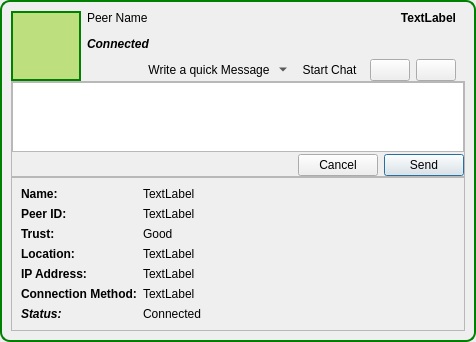
Above: retroshare-gui/src/gui/feeds/PeerItem.ui from RetroShare/RetroShare before the change. Below: the same form after it.
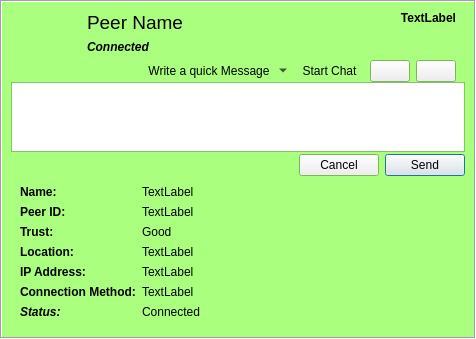
That is the form after the change. Icons and pictures are not drawn. Custom widgets are drawn as their Qt base class.

```diff
--- a/retroshare-gui/src/gui/feeds/PeerItem.ui
+++ b/retroshare-gui/src/gui/feeds/PeerItem.ui
@@ -25,17 +25,51 @@
        <verstretch>0</verstretch>
       </sizepolicy>
      </property>
-     <property name="styleSheet">
-      <string notr="true">QFrame#frame{border: 2px solid green;
-         background-color: qlineargradient(x1: 0, y1: 0, x2: 0, y2: 1,
-                                     stop: 0 #BDDF7D, stop: 1 #649C35);
-border-radius: 10px}</string>
+     <property name="palette">
+      <palette>
+       <active>
+        <colorrole role="Window">
+         <brush brushstyle="SolidPattern">
+          <color alpha="255">
+           <red>170</red>
+           <green>255</green>
+           <blue>127</blue>
+          </color>
+         </brush>
+        </colorrole>
+       </active>
+       <inactive>
+        <colorrole role="Window">
+         <brush brushstyle="SolidPattern">
+          <color alpha="255">
+           <red>170</red>
+           <green>255</green>
+           <blue>127</blue>
+          </color>
+         </brush>
+        </colorrole>
+       </inactive>
+       <disabled>
+        <colorrole role="Window">
+         <brush brushstyle="SolidPattern">
+          <color alpha="255">
+           <red>170</red>
+           <green>255</green>
+           <blue>127</blue>
+          </color>
+         </brush>
+        </colorrole>
+       </disabled>
+      </palette>
+     </property>
+     <property name="autoFillBackground">
+      <bool>true</bool>
      </property>
      <property name="frameShape">
-      <enum>QFrame::StyledPanel</enum>
+      <enum>QFrame::Box</enum>
      </property>
      <property name="frameShadow">
-      <enum>QFrame::Raised</enum>
+      <enum>QFrame::Sunken</enum>
      </property>
      <layout class="QGridLayout">
       <property name="verticalSpacing">
@@ -43,15 +77,6 @@
       </property>
       <item row="0" column="0">
        <widget class="QFrame" name="frame_2">
-        <property name="styleSheet">
-         <string notr="true">QFrame#frame_2{border: transparent}</string>
-        </property>
-        <property name="frameShape">
-         <enum>QFrame::StyledPanel</enum>
-        </property>
-        <property name="frameShadow">
-         <enum>QFrame::Raised</enum>
-        </property>
         <layout class="QGridLayout">
          <property name="leftMargin">
           <number>0</number>
@@ -76,19 +101,16 @@
              <height>70</height>
             </size>
            </property>
-           <property name="styleSheet">
-            <string notr="true">QWidget#avatar{border: 2px solid green;
-         background-color: #BDDF7D;
-}</string>
-           </property>
           </widget>
          </item>
          <item row="0" column="1">
           <layout class="QGridLayout">
            <item row="0" column="0">
-            <widget class="QLabel" name="peernameLabel">
-             <property name="styleSheet">
-              <string notr="true"/>
+            <widget class="QLabel" name="peerNameLabel">
+             <property name="font">
+              <font>
+               <pointsize>14</pointsize>
+              </font>
              </property>
              <property name="text">
               <string notr="true">Peer Name</string>
@@ -279,12 +301,6 @@
           <height>130</height>
          </size>
         </property>
-        <property name="frameShape">
-         <enum>QFrame::StyledPanel</enum>
-        </property>
-        <property name="frameShadow">
-         <enum>QFrame::Raised</enum>
-        </property>
         <layout class="QGridLayout">
          <property name="verticalSpacing">
           <number>2</number>
@@ -333,12 +349,6 @@
       </item>
       <item row="2" column="0">
        <widget class="QFrame" name="expandFrame">
-        <property name="frameShape">
-         <enum>QFrame::StyledPanel</enum>
-        </property>
-        <property name="frameShadow">
-         <enum>QFrame::Raised</enum>
-        </property>
         <layout class="QGridLayout">
          <item row="0" column="0">
           <layout class="QHBoxLayout" name="horizontalLayout">
```
Left out of the diff: 5 changed lines with no effect on the pictures.
